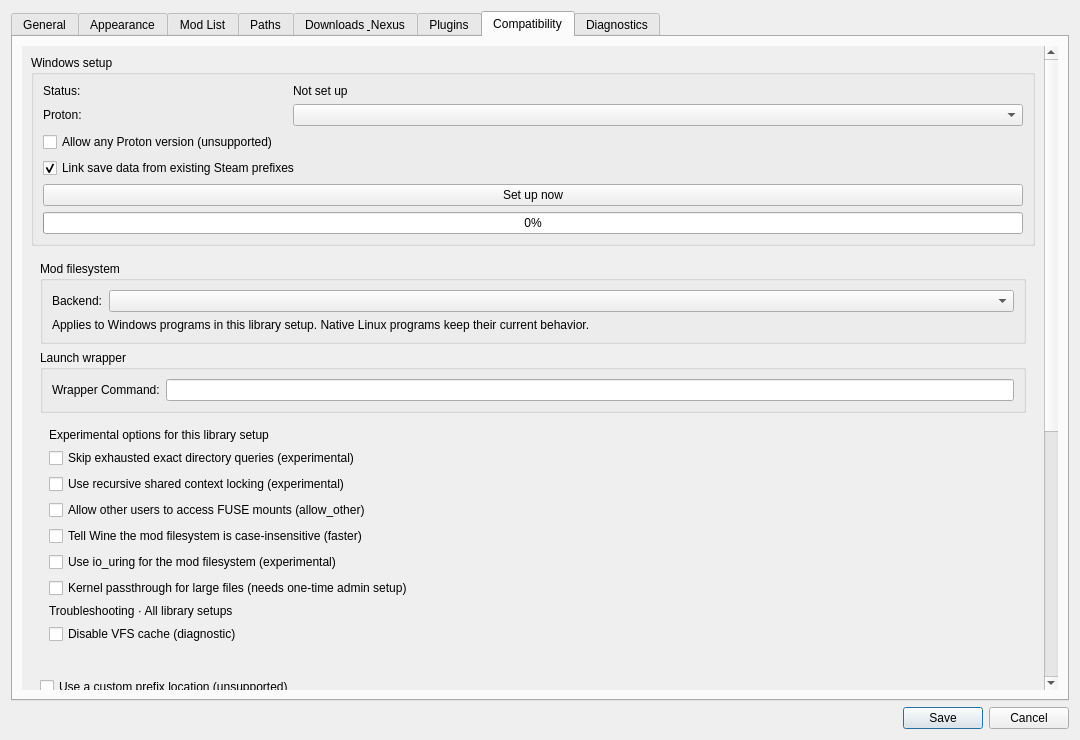
First picture: the form in src/src/settingsdialog.ui, repository SulfurNitride/Fluorine-Manager, before the edit.
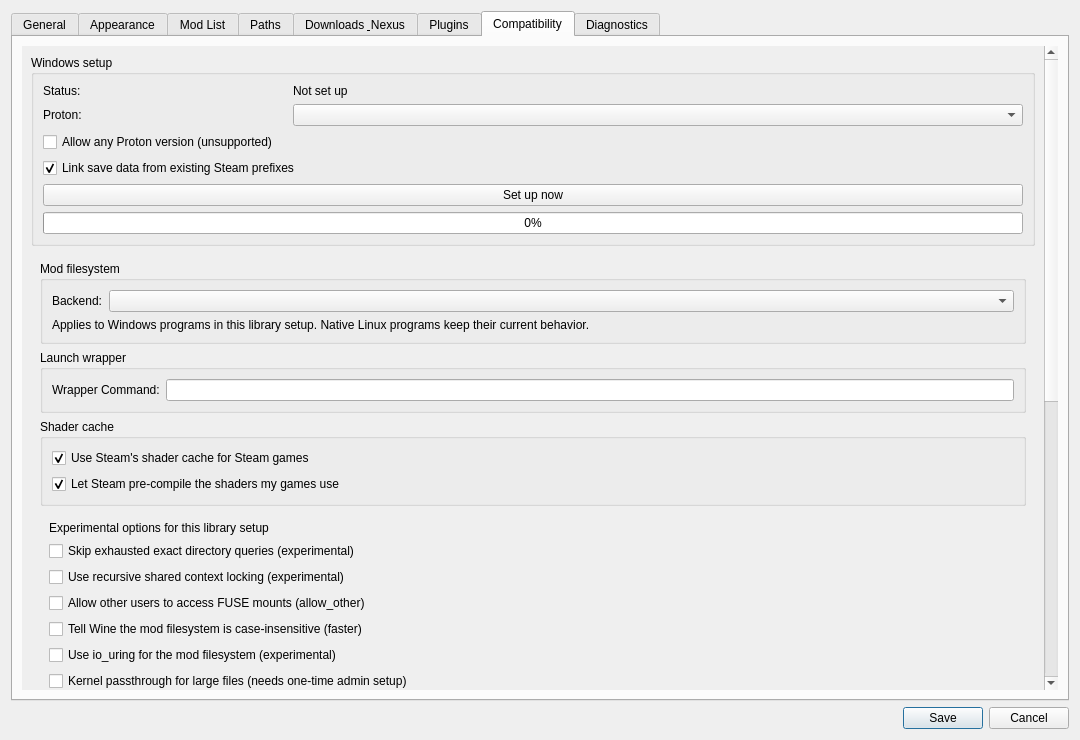
Second picture: the form after the edit. The open tabs and pages were chosen to show the change. Icons and pictures are not drawn. Custom widgets are drawn as their Qt base class.

Commit message: Reuse Steam's shader cache for Steam games launched from Fluorine

Patch:
```diff
--- a/src/src/settingsdialog.ui
+++ b/src/src/settingsdialog.ui
@@ -1900,6 +1900,41 @@
                 </property>
                </widget>
               </item>
+              <item>
+               <widget class="QGroupBox" name="steamShaderCacheGroup">
+                <layout class="QVBoxLayout" name="steamShaderCacheGroupLayout">
+                 <item>
+                  <widget class="QCheckBox" name="useSteamShaderCacheCheckBox">
+                   <property name="text">
+                    <string>Use Steam's shader cache for Steam games</string>
+                   </property>
+                   <property name="toolTip">
+                    <string>Games installed through Steam load the shaders Steam has already compiled or downloaded for them, and add new ones to the same place. Games from other stores are not affected. Takes effect on the next launch.</string>
+                   </property>
+                   <property name="checked">
+                    <bool>true</bool>
+                   </property>
+                  </widget>
+                 </item>
+                 <item>
+                  <widget class="QCheckBox" name="recordSteamPipelinesCheckBox">
+                   <property name="text">
+                    <string>Let Steam pre-compile the shaders my games use</string>
+                   </property>
+                   <property name="toolTip">
+                    <string>Records the shaders a Steam game creates, including ones added by mods, so Steam can compile them in the background for the next launch. Needs Steam's Shader Pre-Caching turned on and the option above. Takes effect on the next launch.</string>
+                   </property>
+                   <property name="checked">
+                    <bool>true</bool>
+                   </property>
+                  </widget>
+                 </item>
+                </layout>
+                <property name="title">
+                 <string>Shader cache</string>
+                </property>
+               </widget>
+              </item>
               <item>
                <widget class="QWidget" name="experimentalFilesystemGroup">
                 <layout class="QVBoxLayout" name="experimentalFilesystemGroupLayout">
```
The commit also changes 5 other files.
